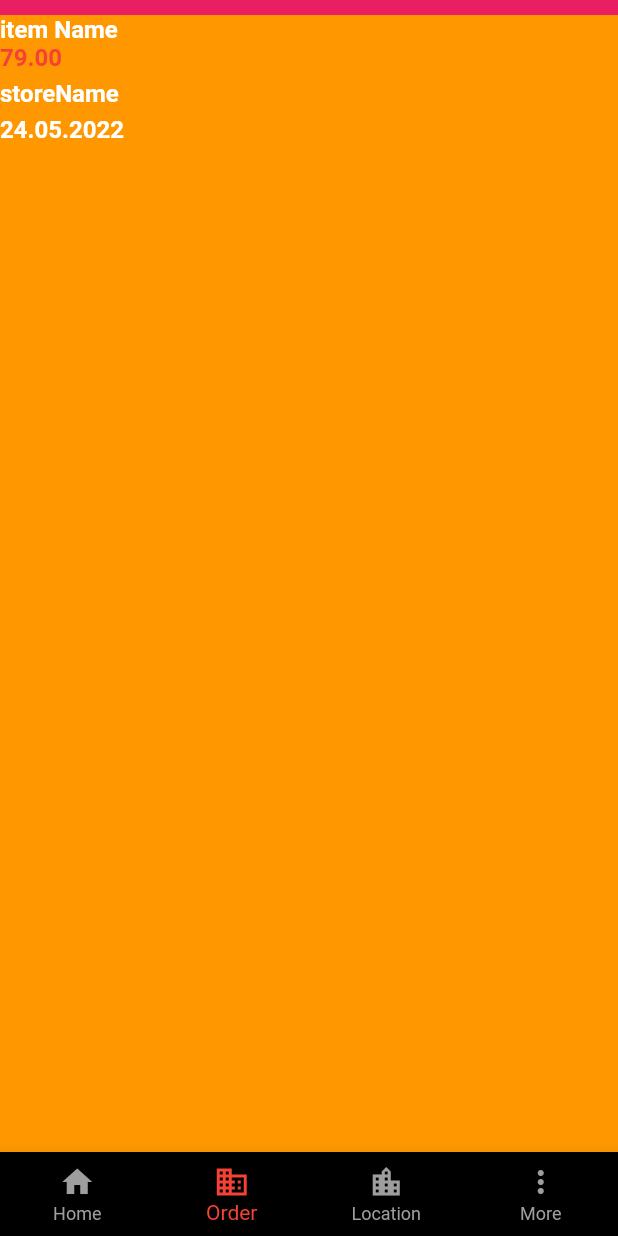
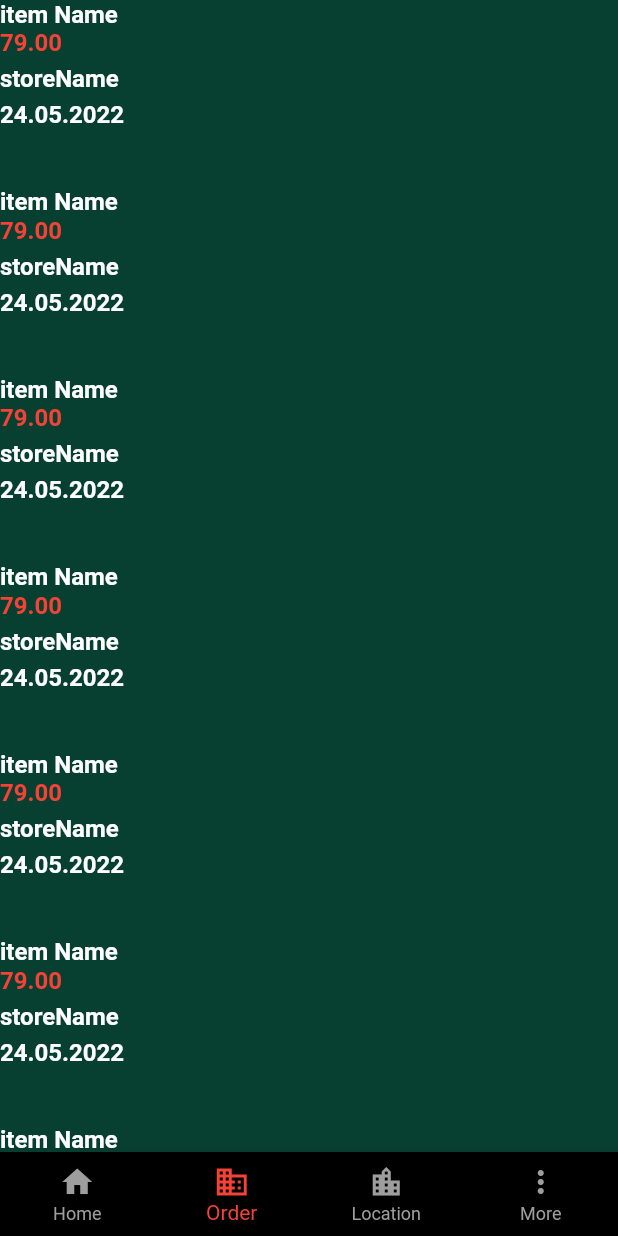
Before and after one commit to monalisanaxtre/KickinFlutter, a Flutter app: the Home screen opened directly, item 2 of the bottom bar chosen, on a phone screen of 412 x 824 dp. Run offline on Flutter 3.47's test engine with Material 2 defaults, Android fonts, the phone set to English and light mode, and no system bars.

Commit message:
update the view

```diff
--- a/lib/src/presentation/view/homeview.dart/home.dart
+++ b/lib/src/presentation/view/homeview.dart/home.dart
@@ -1,6 +1,7 @@
 import 'dart:async';
 import 'package:flutter/material.dart';
 import 'package:kickinn/src/presentation/view/homeview.dart/homeview.dart';
+import 'package:kickinn/src/presentation/view/homeview.dart/more.dart';
 import 'package:kickinn/src/view/view/orderfragment.dart';
 
 class Home extends StatefulWidget {
@@ -13,7 +14,12 @@ class Home extends StatefulWidget {
 class _HomeState extends State<Home> {
   int _selectedIndex = 0;
 
-  final List<Widget> _children = [HomeView(), OrderFragment()];
+  final List<Widget> _children = [
+    HomeView(),
+    OrderFragment(),
+    OrderFragment(),
+    MoreFragment()
+  ];
 
   void _onItemTapped(int index) {
     setState(() {
--- a/lib/src/view/view/orderfragment.dart
+++ b/lib/src/view/view/orderfragment.dart
@@ -12,26 +12,22 @@ class _OrderFragmentState extends State<OrderFragment> {
   Widget build(BuildContext context) {
     return SingleChildScrollView(
         child: Container(
-            color: Colors.pink,
+            color: Color.fromARGB(255, 7, 63, 49),
             height: MediaQuery.of(context).size.height,
             width: MediaQuery.of(context).size.width,
-            child: Container(
-                height: 100,
-                width: 100,
-                color: Colors.orange,
-                margin: const EdgeInsets.symmetric(vertical: 10.0),
-                child: ListView(
-                    // This next line does the trick.
-                    scrollDirection: Axis.vertical,
+            child: ListView.builder(itemBuilder: (context, position) {
+              return Container(
+                  height: 125,
+                  width: 120,
+                  child: Column(
+                      crossAxisAlignment: CrossAxisAlignment.start,
                       children: <Widget>[
-                      Container(
-                        child: Text(
+                        Text(
                           "item Name",
                           style: TextStyle(
                               color: Colors.white,
                               fontSize: 16,
                               fontWeight: FontWeight.bold),
-                        ),
                         ),
                         Text(
                           "79.00",
@@ -63,6 +59,7 @@ class _OrderFragmentState extends State<OrderFragment> {
                         SizedBox(
                           width: 8,
                         ),
-                    ]))));
+                      ]));
+            })));
   }
 }
```
Also changed, not shown: lib/src/presentation/view/homeview.dart/homeview.dart (+5 -3 lines), lib/src/presentation/view/homeview.dart/more.dart (added, +27 -0 lines), lib/src/presentation/view/homeview.dart/storeview.dart (added, +126 -0 lines), pubspec.lock, 2 other files. Lines whose indentation alone changed are shown as unchanged.
